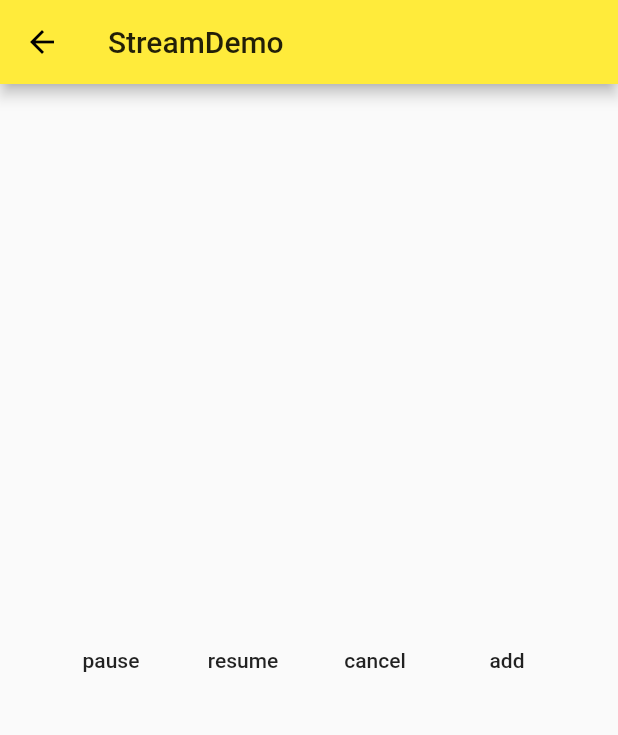
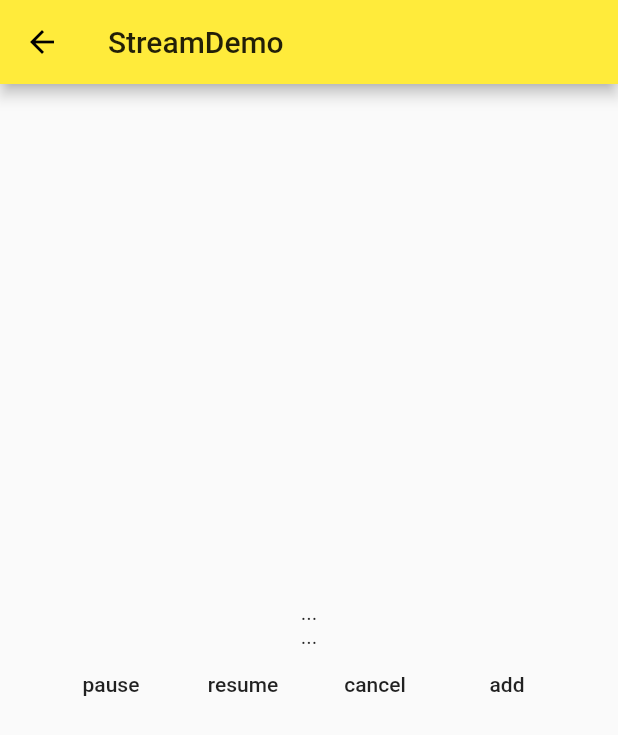
Before and after one commit to TobiahShaw/flutter_hello, a Flutter app: the screen it shows after launch, on a phone screen of 412 x 824 dp. Shown: the top 735 px of the screen. Run offline on Flutter 3.47's test engine with Material 2 defaults, Android fonts, the phone set to English and light mode, and no system bars.

Commit message:
usage of broadcast stream; usage of stream build to build a widget without setState;

```diff
--- a/lib/demo/stream/stream.dart
+++ b/lib/demo/stream/stream.dart
@@ -23,6 +23,7 @@ class _StreamDemoHomeState extends State<StreamDemoHome> {
   StreamSubscription _subscription;
   StreamController<String> _streamDemo;
   StreamSink _sinkDemo;
+  String _data = '...';
 
   @override
   void dispose() {
@@ -37,12 +38,16 @@ class _StreamDemoHomeState extends State<StreamDemoHome> {
 
     print('create a stream');
     // Stream<String> _streamDemo = Stream.fromFuture(fetchData());
-    _streamDemo = StreamController<String>();
+    // _streamDemo = StreamController<String>();
+    // 可多次订阅的broadcast
+    _streamDemo = StreamController.broadcast();
     // 初始化sink
     _sinkDemo = _streamDemo.sink;
     print('listen a stream');
     _subscription =
         _streamDemo.stream.listen(onData, onError: onError, onDone: onDone);
+
+    _streamDemo.stream.listen(onDataTwo, onError: onError, onDone: onDone);
   }
 
   Future<String> fetchData() async {
@@ -53,6 +58,13 @@ class _StreamDemoHomeState extends State<StreamDemoHome> {
 
   void onData(String data) {
     print(data);
+    setState(() {
+      _data = data;
+    });
+  }
+
+  void onDataTwo(String data) {
+    print('onDataTwo,$data');
   }
 
   void onError(error) {
@@ -67,7 +79,16 @@ class _StreamDemoHomeState extends State<StreamDemoHome> {
   Widget build(BuildContext context) {
     return Container(
       child: Center(
-        child: Row(
+        child: Column(
+          mainAxisAlignment: MainAxisAlignment.center,
+          children: <Widget>[
+            Text('$_data'),
+            StreamBuilder(
+              stream: _streamDemo.stream,
+              initialData: '...',
+              builder: (context, snapshot) => Text('${snapshot.data}'),
+            ),
+            Row(
               mainAxisAlignment: MainAxisAlignment.center,
               children: <Widget>[
                 FlatButton(
@@ -86,6 +107,8 @@ class _StreamDemoHomeState extends State<StreamDemoHome> {
                   child: Text('add'),
                   onPressed: _addDataToStream,
                 ),
+              ],
+            )
           ],
         ),
       ),
@@ -114,6 +137,5 @@ class _StreamDemoHomeState extends State<StreamDemoHome> {
     // _streamDemo.add(data);
     // 使用sink添加数据
     _sinkDemo.add(data);
-
   }
 }
```
Lines whose indentation alone changed are shown as unchanged.
